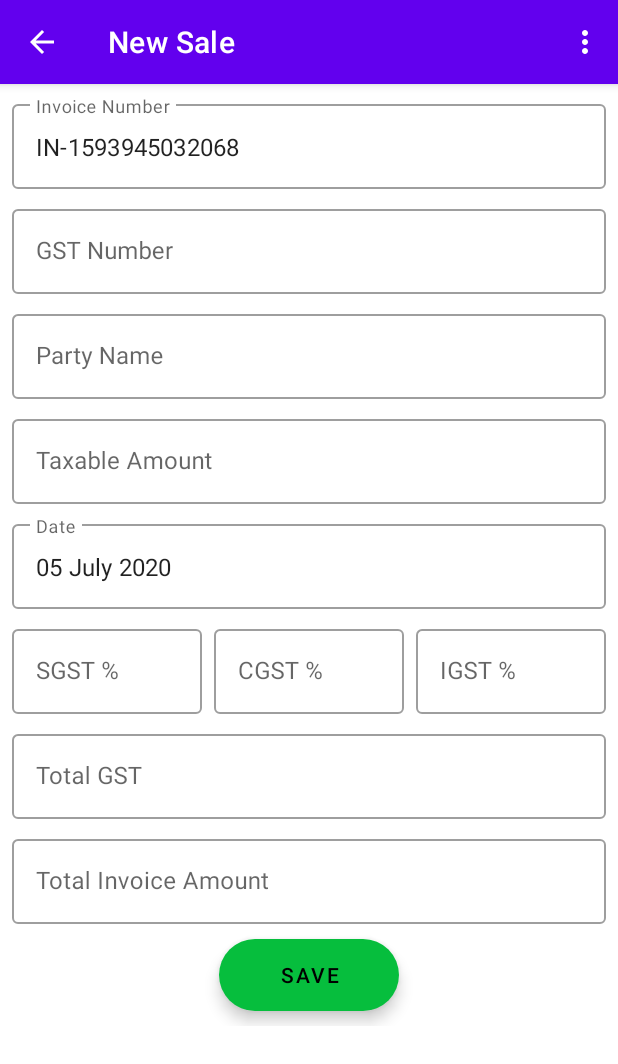
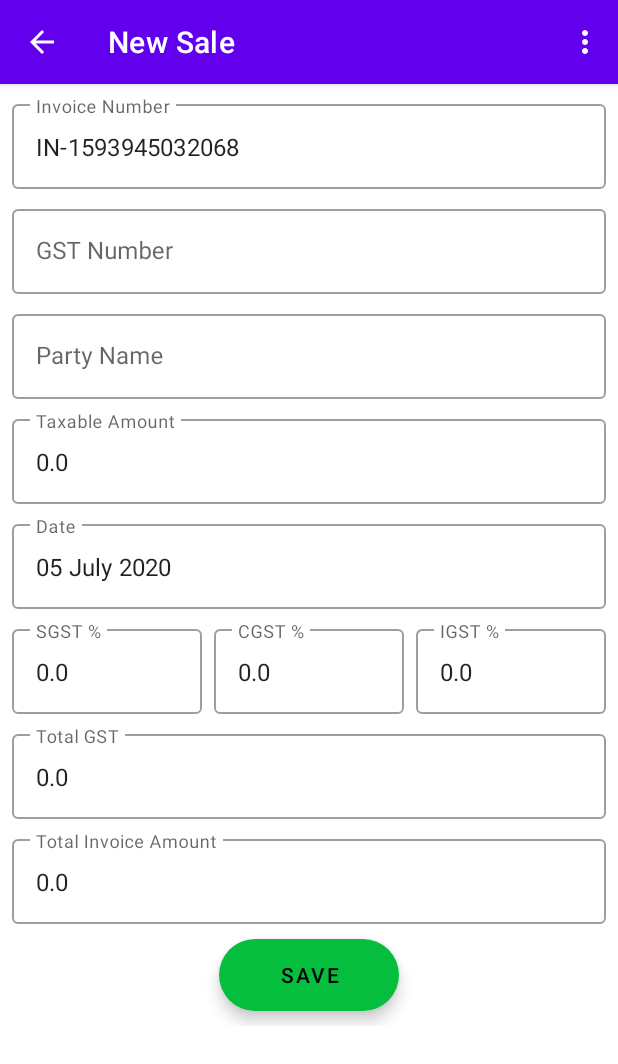
Before and after one commit to devinbits/GST-Reporter, an Android app: the SecondFragment screen opened through its navigation route, on a phone screen of 412 x 824 dp. Shown: the top 1064 px of the screen. Run offline under Robolectric (Android 15) with nearby library versions, the phone set to English and light mode, and no system bars; our stand-ins replace Firebase (no records; nobody signed in at launch, a user with empty details on screens opened directly); libraries missing offline, so code that uses them is left out: com.firebase.ui.

Commit message:
# Edit and Delete Functionality Added to SaleItem List

```diff
--- a/app/build.gradle
+++ b/app/build.gradle
@@ -2,13 +2,14 @@ apply plugin: 'com.android.application'
 apply plugin: 'kotlin-android'
 apply plugin: 'kotlin-android-extensions'
 apply plugin: 'com.google.gms.google-services'
+apply plugin: "androidx.navigation.safeargs.kotlin"
 
 android {
     signingConfigs {
         main {
             storeFile file('C:\\Users\\91930\\Documents\\GSTReporter\\signkey.jks')
             storePassword 'aditya201'
-            keyAlias = 'testtube'
+            keyAlias = 'prod'
             keyPassword 'aditya201'
         }
     }
--- a/app/src/main/java/com/testtube/gstreporter/firestoreController/ItemCollectionAdapter.kt
+++ b/app/src/main/java/com/testtube/gstreporter/firestoreController/ItemCollectionAdapter.kt
@@ -27,6 +27,10 @@ class ItemCollectionAdapter(val context: Context) : OnFailureListener {
 
     fun getAllDocuments(): Task<QuerySnapshot> = db.collection(saleCollection).get()
 
+    fun deleteSaleItem(id: String) {
+        db.collection(saleCollection).document(id).delete();
+    }
+
     override fun onFailure(p0: Exception) {
         Common.showToast(context, "Failed ${p0.message}")
     }
--- a/app/src/main/java/com/testtube/gstreporter/model/SaleItem.kt
+++ b/app/src/main/java/com/testtube/gstreporter/model/SaleItem.kt
@@ -4,19 +4,18 @@ import java.io.Serializable
 import java.util.*
 
 class SaleItem(
-    var invoiceNumber: String = "IN-${System.currentTimeMillis()}",
+    val invoiceId: Long = System.currentTimeMillis(),
+    var invoiceNumber: String = "IN-${invoiceId}",
     var gstNumber: String = "",
     var partyName: String = "",
-    var taxableAmount: Double = Double.MIN_VALUE,
+    var taxableAmount: Double = 0.0,
     var date: Date = Date(),
-    var sGST: Double = Double.MIN_VALUE,
-    var cGST: Double = Double.MIN_VALUE,
-    var iGST: Double = Double.MIN_VALUE,
+    var sGST: Double = 0.0,
+    var cGST: Double = 0.0,
+    var iGST: Double = 0.0,
     var tGST: Double = sGST + cGST + iGST,
-    var totalInvoiceAmount: Double = Double.MIN_VALUE
+    var totalInvoiceAmount: Double = 0.0
 ) : Serializable {
-
-    var invoiceId: Long = System.currentTimeMillis()
 
     var invoiceCreatedDate: Date = Date()
 
--- a/app/src/main/java/com/testtube/gstreporter/views/frag/FirstFragment.kt
+++ b/app/src/main/java/com/testtube/gstreporter/views/frag/FirstFragment.kt
@@ -1,6 +1,7 @@
 package com.testtube.gstreporter.views.frag
 
 import android.os.Bundle
+import android.os.Handler
 import android.view.LayoutInflater
 import android.view.View
 import android.view.ViewGroup
@@ -11,15 +12,18 @@ import com.testtube.gstreporter.R
 import com.testtube.gstreporter.firestoreController.ItemCollectionAdapter
 import com.testtube.gstreporter.model.SaleItem
 import com.testtube.gstreporter.views.adapters.SalesListAdapter
+import com.testtube.gstreporter.views.vInterface.RecyclerViewInterface
+import com.testtube.gstreporter.views.vInterface.RecyclerViewInterface.Actions
 import kotlinx.android.synthetic.main.fragment_first.view.*
 
 /**
  * A simple [Fragment] subclass as the default destination in the navigation.
  */
-class FirstFragment : Fragment() {
+class FirstFragment : Fragment(), RecyclerViewInterface {
 
     private var saleList: MutableList<SaleItem> = ArrayList()
     lateinit var saleListAdapter: SalesListAdapter
+    lateinit var itemCollectionAdapter: ItemCollectionAdapter
 
     override fun onCreateView(
         inflater: LayoutInflater, container: ViewGroup?,
@@ -35,17 +39,16 @@ class FirstFragment : Fragment() {
             findNavController().navigate(R.id.action_FirstFragment_to_SecondFragment)
         }
         view.docRecyclerView.layoutManager = LinearLayoutManager(context);
-        saleListAdapter = SalesListAdapter(saleList)
+        saleListAdapter = SalesListAdapter(saleList, this)
         view.docRecyclerView.adapter = saleListAdapter
-
+        itemCollectionAdapter = context?.let { ItemCollectionAdapter(it) }!!
         getAllDocuments()
 
     }
 
     private fun getAllDocuments() {
         saleList.clear()
-        context?.let {
-            ItemCollectionAdapter(it).getAllDocuments().addOnSuccessListener { querySnapshot ->
+        itemCollectionAdapter.getAllDocuments().addOnSuccessListener { querySnapshot ->
             querySnapshot.documents.forEach { document ->
                 document?.toObject(SaleItem::class.java).let { it1 ->
                     it1?.let { it2 ->
@@ -53,10 +56,25 @@ class FirstFragment : Fragment() {
                     }
                 }
             }
-                if (saleList.size > 0) {
             saleListAdapter.notifyDataSetChanged()
         }
     }
+
+    override fun onAction(pos: Int, actionId: Actions, data: Any) {
+        when (actionId) {
+            Actions.Delete -> {
+                itemCollectionAdapter.deleteSaleItem(data as String)
+                Handler().postDelayed({
+                    getAllDocuments()
+                }, 500)
+            }
+            Actions.Edit -> {
+                val saleItem: SaleItem = data as SaleItem
+                val actionFirstFragmentToSecondFragment =
+                    FirstFragmentDirections.actionFirstFragmentToSecondFragment(saleItem)
+                findNavController().navigate(actionFirstFragmentToSecondFragment);
             }
         }
     }
+
+}
--- a/app/src/main/java/com/testtube/gstreporter/views/frag/SecondFragment.kt
+++ b/app/src/main/java/com/testtube/gstreporter/views/frag/SecondFragment.kt
@@ -7,6 +7,7 @@ import android.view.View
 import android.view.ViewGroup
 import androidx.fragment.app.Fragment
 import androidx.navigation.fragment.findNavController
+import androidx.navigation.fragment.navArgs
 import com.testtube.gstreporter.R
 import com.testtube.gstreporter.firestoreController.ItemCollectionAdapter
 import com.testtube.gstreporter.model.SaleItem
@@ -23,6 +24,8 @@ class SecondFragment : Fragment() {
     private lateinit var rootView: View
     private var saleItem: SaleItem = SaleItem()
 
+    val args: SecondFragmentArgs by navArgs()
+
     override fun onCreateView(
         inflater: LayoutInflater, container: ViewGroup?,
         savedInstanceState: Bundle?
@@ -34,6 +37,9 @@ class SecondFragment : Fragment() {
     override fun onViewCreated(view: View, savedInstanceState: Bundle?) {
         super.onViewCreated(view, savedInstanceState)
         rootView = view;
+        if (args.sale != null) {
+            saleItem = args.sale!!
+        }
         initViews(view)
     }
 
@@ -46,6 +52,15 @@ class SecondFragment : Fragment() {
         view.save.setOnClickListener {
             this.view?.let { v -> validate(v) }
         }
+
+        view.gstNumber.setText(saleItem.gstNumber)
+        view.partyName.setText(saleItem.partyName)
+        view.taxableAmount.setText(saleItem.taxableAmount.toString())
+        view.sGST.setText(saleItem.sGST.toString())
+        view.cGST.setText(saleItem.cGST.toString())
+        view.iGST.setText(saleItem.iGST.toString())
+        view.tGST.setText(saleItem.tGST.toString())
+        view.totalInvoiceAmount.setText(saleItem.totalInvoiceAmount.toString())
     }
 
     private fun openDateSelector() {
@@ -98,6 +113,7 @@ class SecondFragment : Fragment() {
             totalInvoiceAmount.isBlank() -> return
             else -> {
                 saleItem = SaleItem(
+                    saleItem.invoiceId,
                     invoiceNumber,
                     gstNumber,
                     partyName,
--- a/app/src/main/res/values/colors.xml
+++ b/app/src/main/res/values/colors.xml
@@ -4,5 +4,5 @@
     <color name="colorPrimaryDark">#3700B3</color>
     <color name="colorAccent">#06BE3D</color>
     <color name="header">#0E4F49</color>
-    <color name="cardBack">#F1F8E9</color>
+    <color name="cardBack">#7FF1F8E9</color>
 </resources>
--- a/build.gradle
+++ b/build.gradle
@@ -11,6 +11,7 @@ buildscript {
         classpath 'com.android.tools.build:gradle:3.6.3'
         classpath "org.jetbrains.kotlin:kotlin-gradle-plugin:$kotlin_version"
         classpath 'com.google.gms:google-services:4.3.3'
+        classpath "androidx.navigation:navigation-safe-args-gradle-plugin:2.2.2"
         // NOTE: Do not place your application dependencies here; they belong
         // in the individual module build.gradle files
     }
```
Also changed, not shown: app/src/main/java/com/testtube/gstreporter/views/adapters/SalesListAdapter.kt (+19 -4 lines), app/src/main/java/com/testtube/gstreporter/views/vInterface/RecyclerViewInterface.kt (+8 -1 lines), app/src/main/res/drawable/ic_baseline_delete_forever_24.xml (added, +10 -0 lines), app/src/main/res/drawable/ic_baseline_edit_24.xml (added, +10 -0 lines), app/src/main/res/layout/sale_item.xml (+28 -1 lines). Lines whose indentation alone changed are shown as unchanged.
